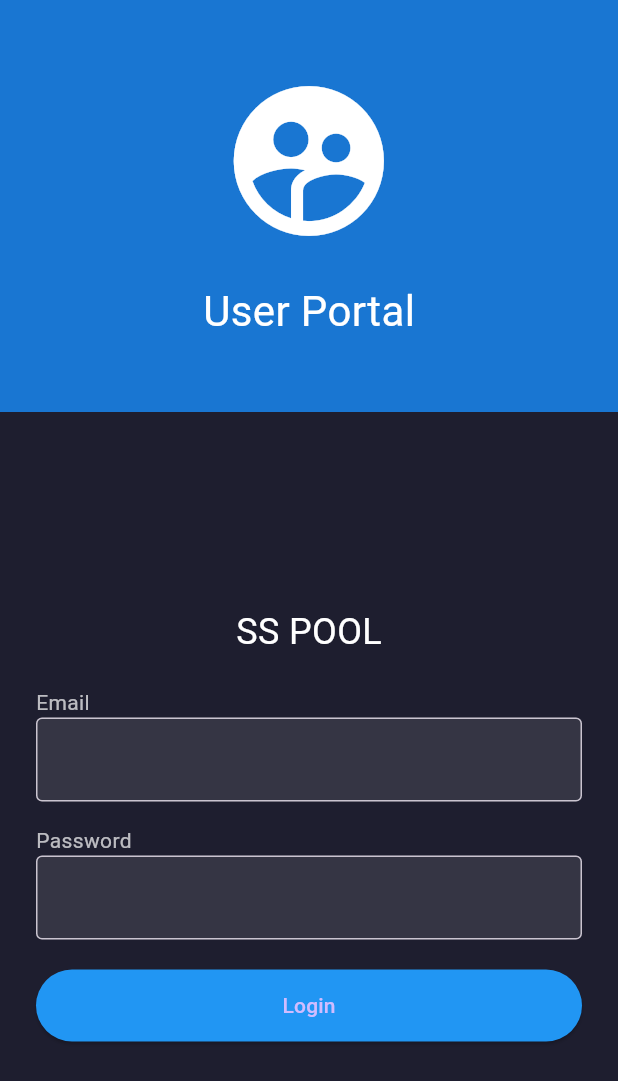
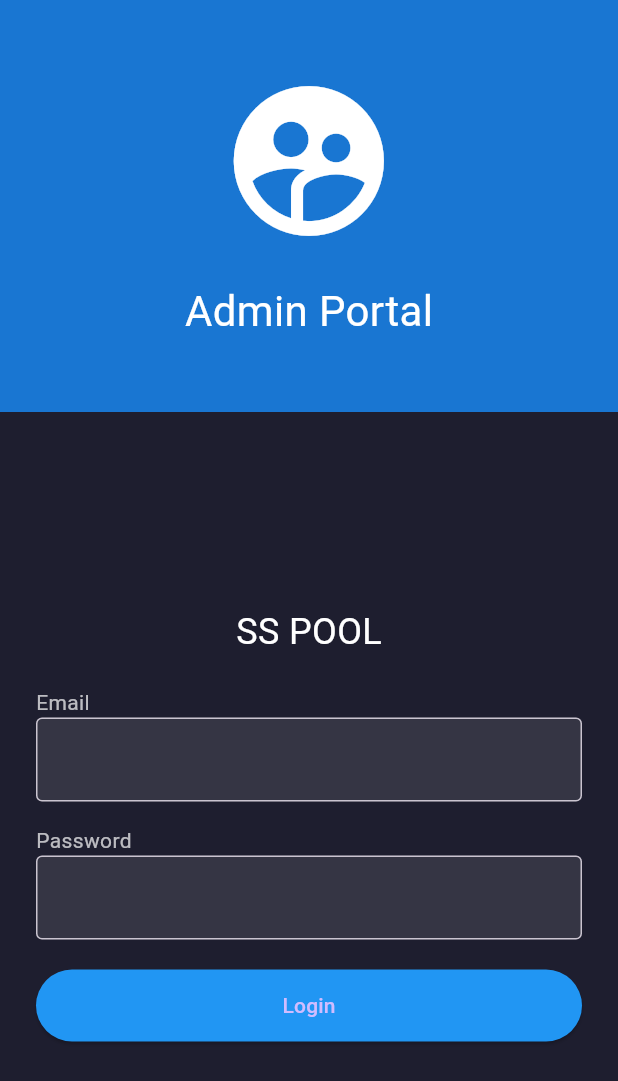
Before and after one commit to SS-Pool25/Pool_Mate-Admin, a Flutter app: the screen it shows after launch, on a phone screen of 412 x 824 dp. Shown: the top 1081 px of the screen. Run offline on Flutter 3.47's test engine with Material 3 defaults, Android fonts, the phone set to English and light mode, and no system bars; our stand-ins replace flutter_secure_storage, jwt_decoder, lucide_icons, syncfusion_flutter_charts.

Commit message:
Update loginsidepanel.dart

```diff
--- a/lib/widgets/loginsidepanel.dart
+++ b/lib/widgets/loginsidepanel.dart
@@ -14,7 +14,7 @@ class SidePanel extends StatelessWidget {
             Icon(Icons.supervised_user_circle, size: 120, color: Colors.white),
             SizedBox(height: 20),
             Text(
-              "User Portal",
+              "Admin Portal",
               style: TextStyle(fontSize: 28, color: Colors.white),
             ),
           ],
```
